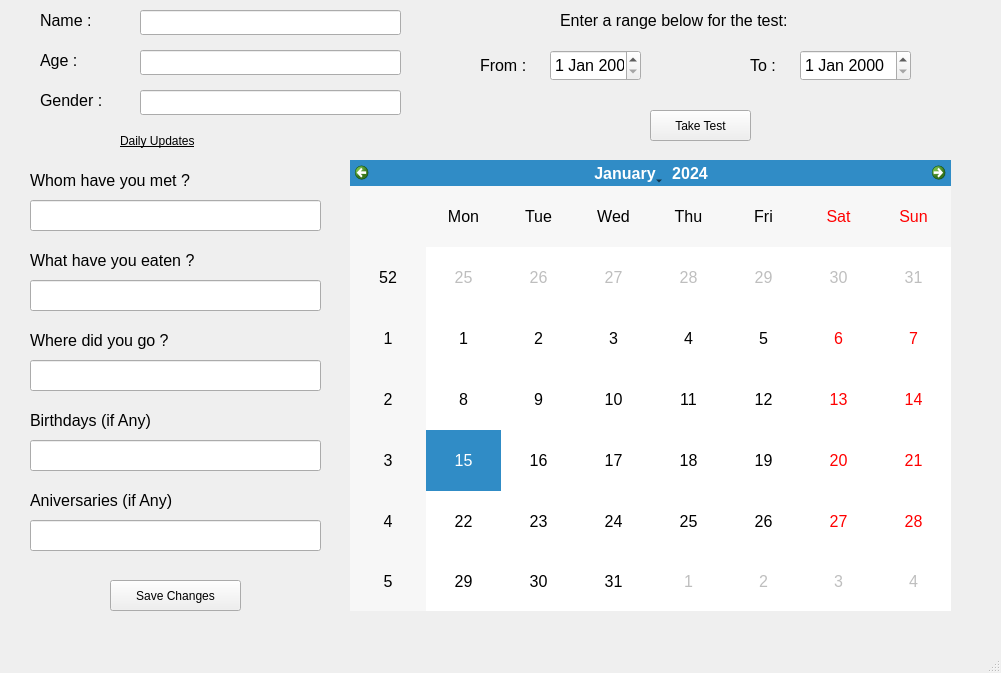
The window that main.ui (SPal-14/Alzheimer_Detection) describes before a commit, drawn with Qt 5.
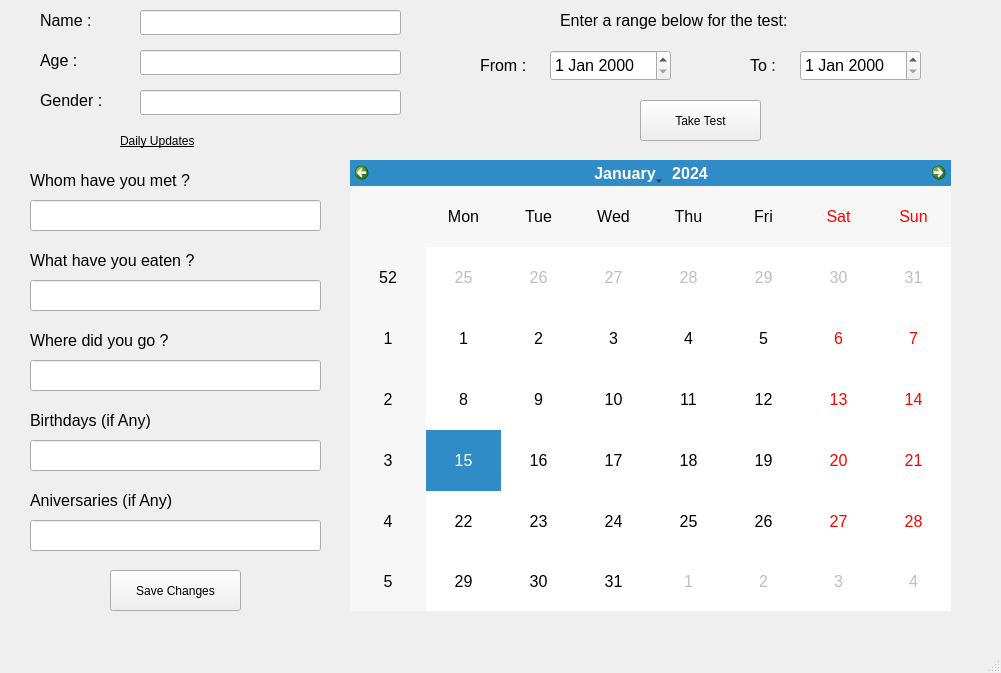
The same window after the commit.

```diff
--- a/main.ui
+++ b/main.ui
@@ -110,7 +110,7 @@
      <rect>
       <x>550</x>
       <y>50</y>
-      <width>91</width>
+      <width>121</width>
       <height>31</height>
      </rect>
     </property>
@@ -124,7 +124,7 @@
      <rect>
       <x>560</x>
       <y>0</y>
-      <width>261</width>
+      <width>291</width>
       <height>41</height>
      </rect>
     </property>
@@ -174,7 +174,7 @@
      <rect>
       <x>800</x>
       <y>50</y>
-      <width>111</width>
+      <width>121</width>
       <height>31</height>
      </rect>
     </property>
@@ -186,10 +186,10 @@
    <widget class="QPushButton" name="takeTestButton">
     <property name="geometry">
      <rect>
-      <x>650</x>
-      <y>110</y>
-      <width>101</width>
-      <height>31</height>
+      <x>640</x>
+      <y>100</y>
+      <width>121</width>
+      <height>41</height>
      </rect>
     </property>
     <property name="text">
@@ -200,9 +200,9 @@
     <property name="geometry">
      <rect>
       <x>110</x>
-      <y>580</y>
+      <y>570</y>
       <width>131</width>
-      <height>31</height>
+      <height>41</height>
      </rect>
     </property>
     <property name="text">
@@ -214,7 +214,7 @@
      <rect>
       <x>120</x>
       <y>120</y>
-      <width>121</width>
+      <width>181</width>
       <height>41</height>
      </rect>
     </property>
@@ -233,7 +233,7 @@
      <rect>
       <x>30</x>
       <y>160</y>
-      <width>171</width>
+      <width>241</width>
       <height>41</height>
      </rect>
     </property>
@@ -280,7 +280,7 @@
      <rect>
       <x>30</x>
       <y>240</y>
-      <width>171</width>
+      <width>251</width>
       <height>41</height>
      </rect>
     </property>
@@ -297,7 +297,7 @@
      <rect>
       <x>30</x>
       <y>320</y>
-      <width>171</width>
+      <width>241</width>
       <height>41</height>
      </rect>
     </property>
```
Left out of the diff: 2 changed lines with no effect on the pictures.
